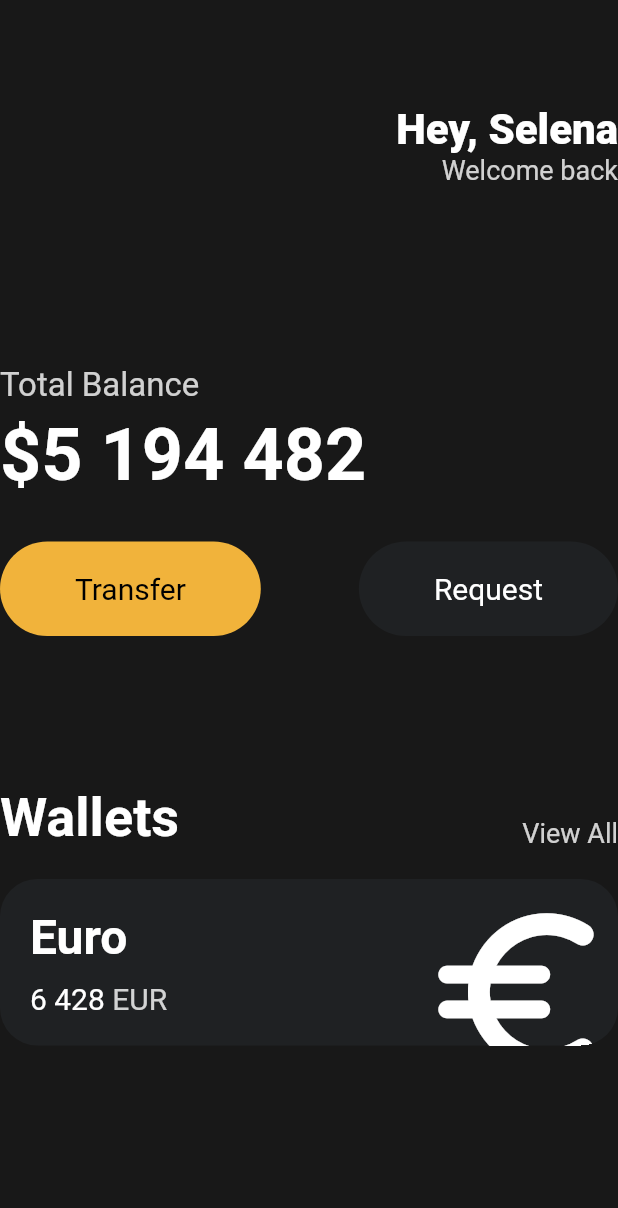
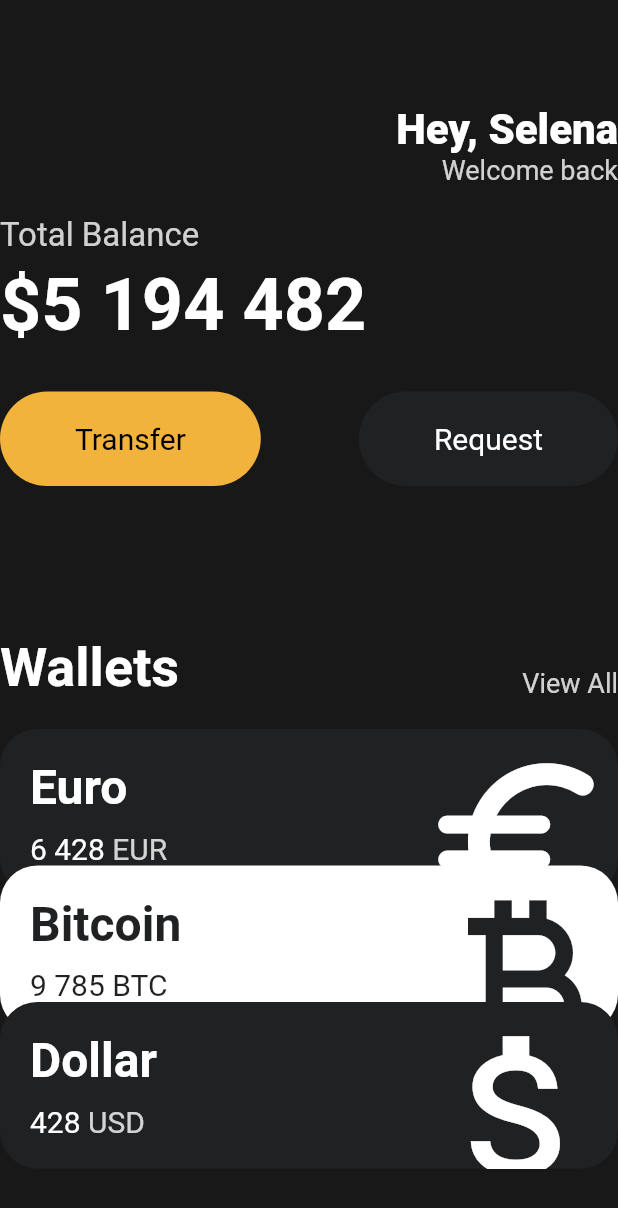
Before and after one commit to fluorjo/flutter_webtoon_app_clone, a Flutter app: the screen it shows after launch, on a phone screen of 412 x 824 dp. Shown: the top 1208 px of the screen. Run offline on Flutter 3.47's test engine with Material 2 defaults, Android fonts, the phone set to English and light mode, and no system bars.

Commit message:
3.8 Reusable Cards

```diff
--- a/lib/main.dart
+++ b/lib/main.dart
@@ -1,5 +1,6 @@
 import 'package:flutter/material.dart';
 import 'package:toonflix/widgets/button.dart';
+import 'package:toonflix/widgets/currency_card.dart';
 
 void main() {
   runApp(App());
@@ -11,7 +12,8 @@ class App extends StatelessWidget {
     return MaterialApp(
       home: Scaffold(
         backgroundColor: const Color(0xFF181818),
-        body: Padding(
+        body: SingleChildScrollView(
+          child: Padding(
             padding: const EdgeInsets.symmetric(
               horizontal: 0,
             ),
@@ -47,7 +49,7 @@ class App extends StatelessWidget {
                   ],
                 ),
                 const SizedBox(
-                height: 120,
+                  height: 20,
                 ),
                 Text(
                   'Total Balance',
@@ -112,73 +114,38 @@ class App extends StatelessWidget {
                 const SizedBox(
                   height: 20,
                 ),
-              Container(
-                clipBehavior: Clip.hardEdge,
-                decoration: BoxDecoration(
-                  color: const Color(0xFF1F2123),
-                  borderRadius: BorderRadius.circular(25),
+                const CurrencyCard(
+                  name: 'Euro',
+                  code: 'EUR',
+                  amount: '6 428',
+                  icon: Icons.euro_rounded,
+                  isInverted: false,
                 ),
-                child: Padding(
-                  padding: const EdgeInsets.all(20),
-                  child: Row(
-                    mainAxisAlignment: MainAxisAlignment.spaceBetween,
-                    children: [
-                      Column(
-                        crossAxisAlignment: CrossAxisAlignment.start,
-                        children: [
-                          const Text(
-                            'Euro',
-                            style: TextStyle(
-                              color: Colors.white,
-                              fontSize: 32,
-                              fontWeight: FontWeight.w600,
+                Transform.translate(
+                  offset: Offset(0,-20),
+                  child: const CurrencyCard(
+                    name: 'Bitcoin',
+                    code: 'BTC',
+                    amount: '9 785',
+                    icon: Icons.currency_bitcoin,
+                    isInverted: true,
                   ),
                 ),
-                          const SizedBox(
-                            height: 10,
-                          ),
-                          Row(
-                            children: [
-                              const Text(
-                                '6 428',
-                                style: TextStyle(
-                                  color: Colors.white,
-                                  fontSize: 20,
-                                ),
-                              ),
-                              const SizedBox(
-                                width: 5,
-                              ),
-                              Text(
-                                'EUR',
-                                style: TextStyle(
-                                  color: Colors.white.withOpacity(0.8),
-                                  fontSize: 20,
-                                ),
-                              ),
-                            ],
-                          )
-                        ],
-                      ),
-                      Transform.scale(
-                        scale: 2,
-                        child: Transform.translate(
-                          offset: const Offset(-5, 10),
-                          child: const Icon(
-                            Icons.euro_rounded,
-                            color: Colors.white,
-                            size: 70,
-                          ),
-                        ),
-                      )
-                    ],
-                  ),
+                Transform.translate(
+                  offset: Offset(0,-40),
+                  child: const CurrencyCard(
+                    name: 'Dollar',
+                    code: 'USD',
+                    amount: '428',
+                    icon: Icons.attach_money_outlined,
+                    isInverted: false,
                   ),
                 ),
               ],
             ),
           ),
         ),
+      ),
     );
   }
 }
--- /dev/null
+++ b/lib/widgets/currency_card.dart
@@ -0,0 +1,86 @@
+import 'package:flutter/material.dart';
+
+class CurrencyCard extends StatelessWidget {
+  final String name, code, amount;
+  final IconData icon;
+  final bool isInverted;
+  final _blackColor = const Color(0xFF1F2123);
+
+  const CurrencyCard({
+    super.key,
+    required this.name,
+    required this.code,
+    required this.amount,
+    required this.icon,
+    required this.isInverted,
+  });
+
+  @override
+  Widget build(BuildContext context) {
+    return Container(
+      clipBehavior: Clip.hardEdge,
+      decoration: BoxDecoration(
+        color: isInverted ? Colors.white : _blackColor,
+        borderRadius: BorderRadius.circular(25),
+      ),
+      child: Padding(
+        padding: const EdgeInsets.all(20),
+        child: Row(
+          mainAxisAlignment: MainAxisAlignment.spaceBetween,
+          children: [
+            Column(
+              crossAxisAlignment: CrossAxisAlignment.start,
+              children: [
+                Text(
+                  name,
+                  style: TextStyle(
+                    color: isInverted ? _blackColor : Colors.white,
+                    fontSize: 32,
+                    fontWeight: FontWeight.w600,
+                  ),
+                ),
+                const SizedBox(
+                  height: 10,
+                ),
+                Row(
+                  children: [
+                    Text(
+                      amount,
+                      style: TextStyle(
+                        color: isInverted ? _blackColor : Colors.white,
+                        fontSize: 20,
+                      ),
+                    ),
+                    const SizedBox(
+                      width: 5,
+                    ),
+                    Text(
+                      code,
+                      style: TextStyle(
+                        color: isInverted
+                            ? _blackColor
+                            : Colors.white.withOpacity(0.8),
+                        fontSize: 20,
+                      ),
+                    ),
+                  ],
+                )
+              ],
+            ),
+            Transform.scale(
+              scale: 2,
+              child: Transform.translate(
+                offset: const Offset(-5, 10),
+                child: Icon(
+                  icon,
+                  color: isInverted ? _blackColor : Colors.white,
+                  size: 70,
+                ),
+              ),
+            )
+          ],
+        ),
+      ),
+    );
+  }
+}
```
Lines whose indentation alone changed are shown as unchanged.
